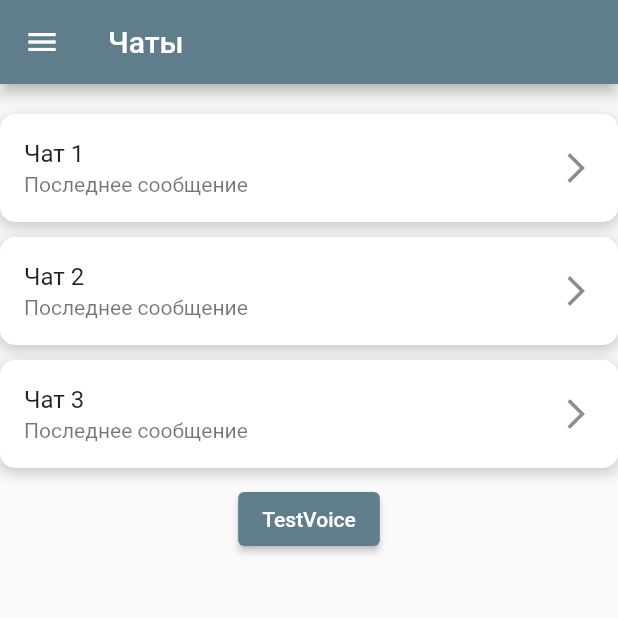
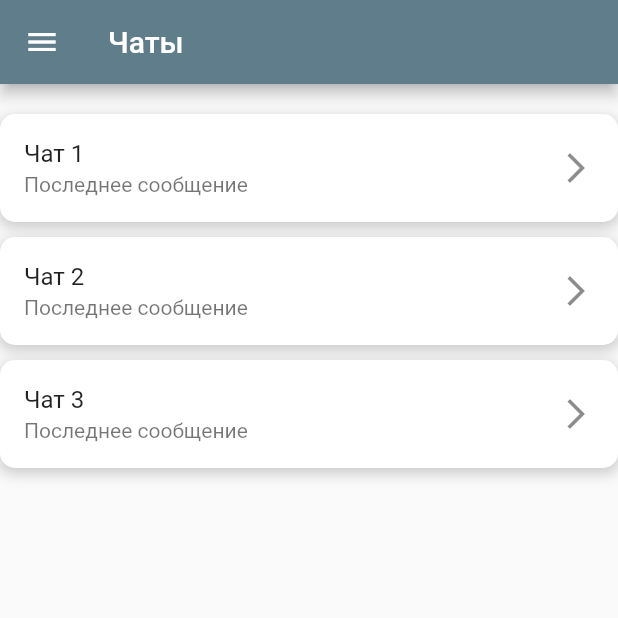
Before and after one commit to 4papi-development/vokamoji-voice-chat, a Flutter app: the ChatListView screen opened by its route, on a phone screen of 412 x 824 dp, the top half of it. Run offline on Flutter 3.47's test engine with Material 2 defaults, Android fonts, the light colour scheme and no system bars; our stand-ins replace audioplayers, permission_handler; missing offline and left inert: flutter_sound_lite.

Commit message:
add:small fi

```diff
--- a/lib/views/chat_list_view.dart
+++ b/lib/views/chat_list_view.dart
@@ -114,12 +114,6 @@ class _ChatListViewState extends State<ChatListView> {
               subtitle: "Последнее сообщение",
               onTap: () => {},
             ),
-            ElevatedButton(
-              onPressed: () {
-                Navigator.pushNamed(context, testVoiceRoute);
-              },
-              child: Text('TestVoice'),
-            ),
           ],
         ),
       ),
```
